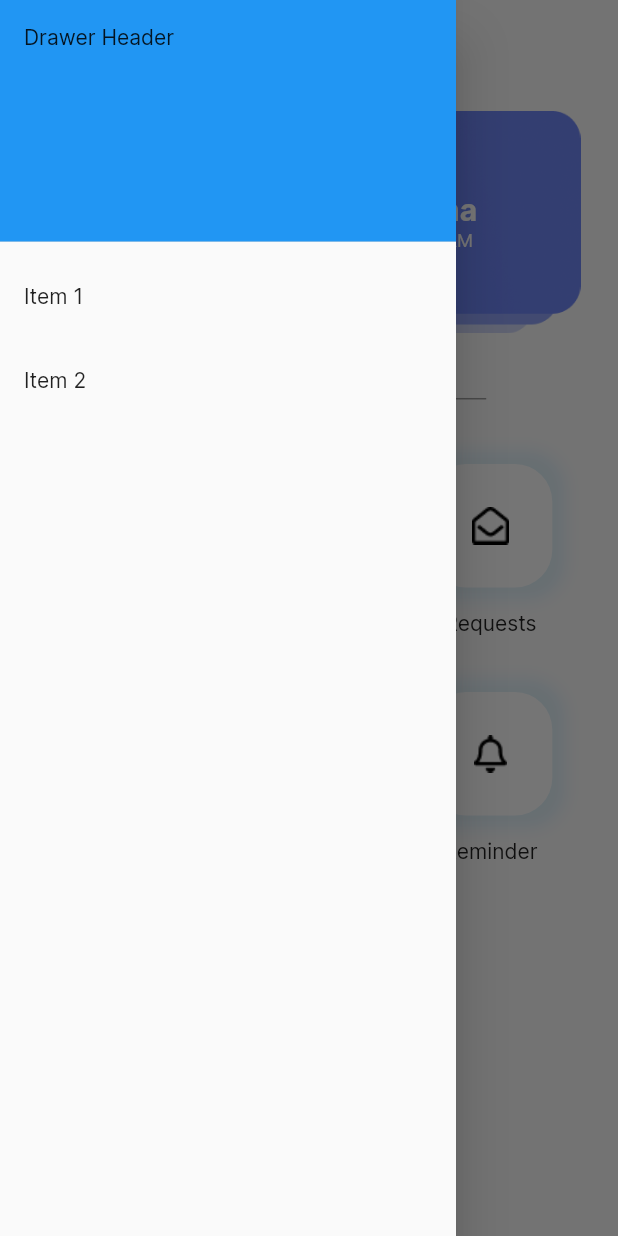
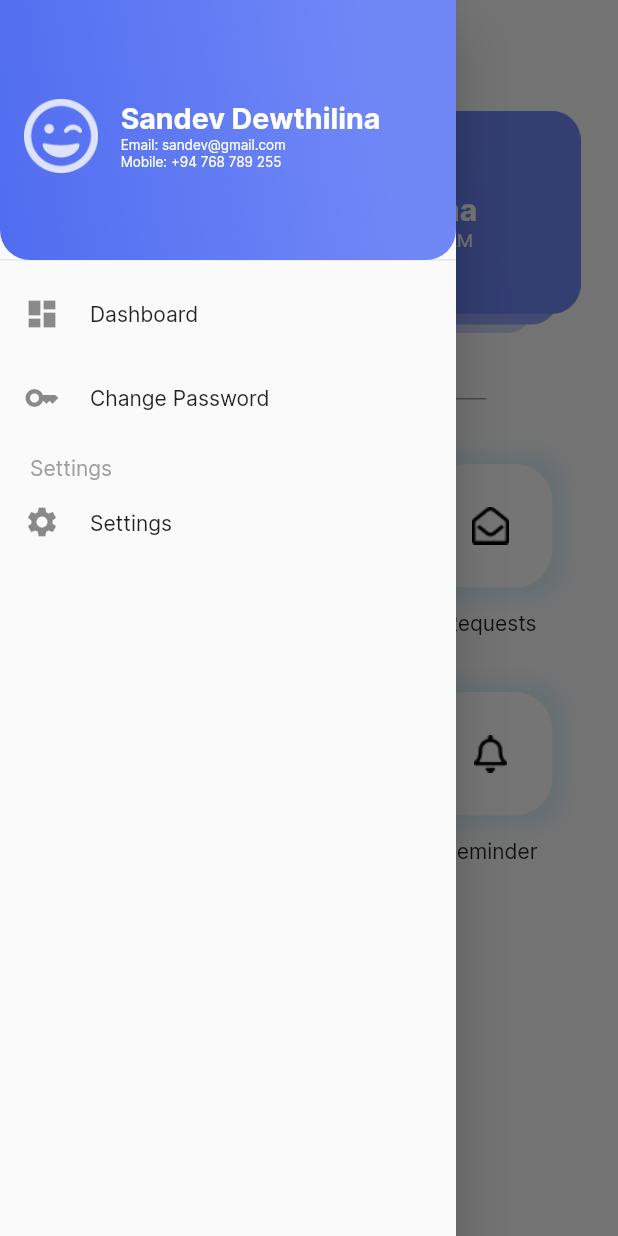
Before and after one commit to movinsilva/EMS, a Flutter app: the HomePage screen opened directly, with the side drawer open, on a phone screen of 412 x 824 dp. Run offline on Flutter 3.47's test engine with Material 2 defaults, Android fonts, the phone set to English and light mode, and no system bars; our stand-ins replace google_fonts.

Commit message:
Outlets page and nav drawer

```diff
--- a/lib/pages/home_page.dart
+++ b/lib/pages/home_page.dart
@@ -1,3 +1,4 @@
+import 'package:ems/pages/outlet_page.dart';
 import 'package:flutter/material.dart';
 
 class HomePage extends StatelessWidget {
@@ -25,11 +26,17 @@ class HomePage extends StatelessWidget {
             children: const [
               Text(
                 "Welcome, Sandev",
-                style: TextStyle(fontSize: 11, color: Colors.grey, fontWeight: FontWeight.w600),
+                style: TextStyle(
+                    fontSize: 11,
+                    color: Colors.grey,
+                    fontWeight: FontWeight.w600),
               ),
               Text(
                 "Home",
-                style: TextStyle(color: Colors.black, fontWeight: FontWeight.w900, fontSize: 27),
+                style: TextStyle(
+                    color: Colors.black,
+                    fontWeight: FontWeight.w900,
+                    fontSize: 27),
               ),
             ],
           )),
@@ -41,14 +48,64 @@ class HomePage extends StatelessWidget {
           // Important: Remove any padding from the ListView.
           padding: EdgeInsets.zero,
           children: [
-            const DrawerHeader(
-              decoration: BoxDecoration(
-                color: Colors.blue,
+            SizedBox(
+              height: size.height * 0.22,
+              child: DrawerHeader(
+                decoration: const BoxDecoration(
+                    borderRadius: BorderRadius.only(
+                        bottomLeft: Radius.circular(20),
+                        bottomRight: Radius.circular(20)),
+                    image: DecorationImage(
+                        image: AssetImage("assets/drawer_rec.png"),
+                        fit: BoxFit.fill)),
+                child: Row(
+                  children: [
+                    Image.asset(
+                      "assets/face.png",
+                      height: size.height * 0.06,
+                    ),
+                    const SizedBox(width: 15),
+                    Column(
+                      crossAxisAlignment: CrossAxisAlignment.start,
+                      mainAxisAlignment: MainAxisAlignment.center,
+                      children: const [
+                        Text(
+                          "Sandev Dewthilina",
+                          style: TextStyle(
+                              color: Colors.white,
+                              fontWeight: FontWeight.w700,
+                              fontSize: 19),
+                        ),
+                        Text(
+                          "Email: sandev@gmail.com",
+                          style: TextStyle(
+                              color: Color.fromRGBO(255, 255, 255, 50),
+                              fontSize: 9),
+                        ),
+                        Text(
+                          "Mobile: +94 768 789 255",
+                          style: TextStyle(
+                              color: Color.fromRGBO(255, 255, 255, 50),
+                              fontSize: 9),
+                        ),
+                      ],
+                    )
+                  ],
+                ),
               ),
-              child: Text('Drawer Header'),
             ),
             ListTile(
-              title: const Text('Item 1'),
+              title: Row(
+                children: const [
+                  Icon(
+                    Icons.dashboard,
+                  ),
+                  SizedBox(
+                    width: 20,
+                  ),
+                  Text("Dashboard")
+                ],
+              ),
               onTap: () {
                 // Update the state of the app
                 // ...
@@ -57,7 +114,44 @@ class HomePage extends StatelessWidget {
               },
             ),
             ListTile(
-              title: const Text('Item 2'),
+              title: Row(
+                children: const [
+                  Icon(
+                    Icons.key,
+                  ),
+                  SizedBox(
+                    width: 20,
+                  ),
+                  Text("Change Password")
+                ],
+              ),
+              onTap: () {
+                // Update the state of the app
+                // ...
+                // Then close the drawer
+                Navigator.pop(context);
+              },
+            ),
+            SizedBox(height: 10,),
+            Container(
+              margin: const EdgeInsets.only(left: 20),
+              child: const Text(
+                "Settings",
+                style: TextStyle(color: Colors.grey),
+              ),
+            ),
+            ListTile(
+              title: Row(
+                children: const [
+                  Icon(
+                    Icons.settings,
+                  ),
+                  SizedBox(
+                    width: 20,
+                  ),
+                  Text("Settings")
+                ],
+              ),
               onTap: () {
                 // Update the state of the app
                 // ...
@@ -76,7 +170,9 @@ class HomePage extends StatelessWidget {
               height: size.height * 0.18,
               padding: const EdgeInsets.only(left: 30),
               decoration: const BoxDecoration(
-                  image: DecorationImage(image: AssetImage("assets/info_block.png"), fit: BoxFit.fill)),
+                  image: DecorationImage(
+                      image: AssetImage("assets/info_block.png"),
+                      fit: BoxFit.fill)),
               child: Row(
                 children: [
                   Image.asset(
@@ -90,7 +186,10 @@ class HomePage extends StatelessWidget {
                     children: const [
                       Text(
                         "Sandev Dewthilina",
-                        style: TextStyle(color: Colors.white, fontWeight: FontWeight.w700, fontSize: 20),
+                        style: TextStyle(
+                            color: Colors.white,
+                            fontWeight: FontWeight.w700,
+                            fontSize: 20),
                       ),
                       Text(
                         "Last sync: 2022/08/25 9:35 AM",
@@ -144,18 +243,28 @@ class HomePage extends StatelessWidget {
                         child: Column(
                           children: [
                             InkWell(
-                              onTap: () {},
+                              onTap: () {
+                                Navigator.push(
+                                  context,
+                                  MaterialPageRoute(builder: (context) => OutletPage()),
+                                );
+                              },
                               child: Container(
                                 width: size.width * 0.2,
                                 height: size.width * 0.2,
                                 decoration: BoxDecoration(
-                                    borderRadius: const BorderRadius.all(Radius.circular(25)),
+                                    borderRadius: const BorderRadius.all(
+                                        Radius.circular(25)),
                                     color: Colors.white,
                                     boxShadow: [
                                       BoxShadow(
-                                          color: Colors.lightBlue.withOpacity(0.1), spreadRadius: 8, blurRadius: 8)
+                                          color:
+                                              Colors.lightBlue.withOpacity(0.1),
+                                          spreadRadius: 8,
+                                          blurRadius: 8)
                                     ]),
-                                child: Center(child: Image.asset(item["path"]!)),
+                                child:
+                                    Center(child: Image.asset(item["path"]!)),
                               ),
                             ),
                             const SizedBox(
@@ -163,7 +272,8 @@ class HomePage extends StatelessWidget {
                             ),
                             Text(
                               item["name"]!,
-                              style: const TextStyle(fontWeight: FontWeight.w500),
+                              style:
+                                  const TextStyle(fontWeight: FontWeight.w500),
                             ),
                           ],
                         ),
```
Also changed, not shown: lib/pages/login_page.dart (+30 -6 lines), lib/pages/outlet_page.dart (added, +87 -0 lines), assets/drawer_rec.png (added).
